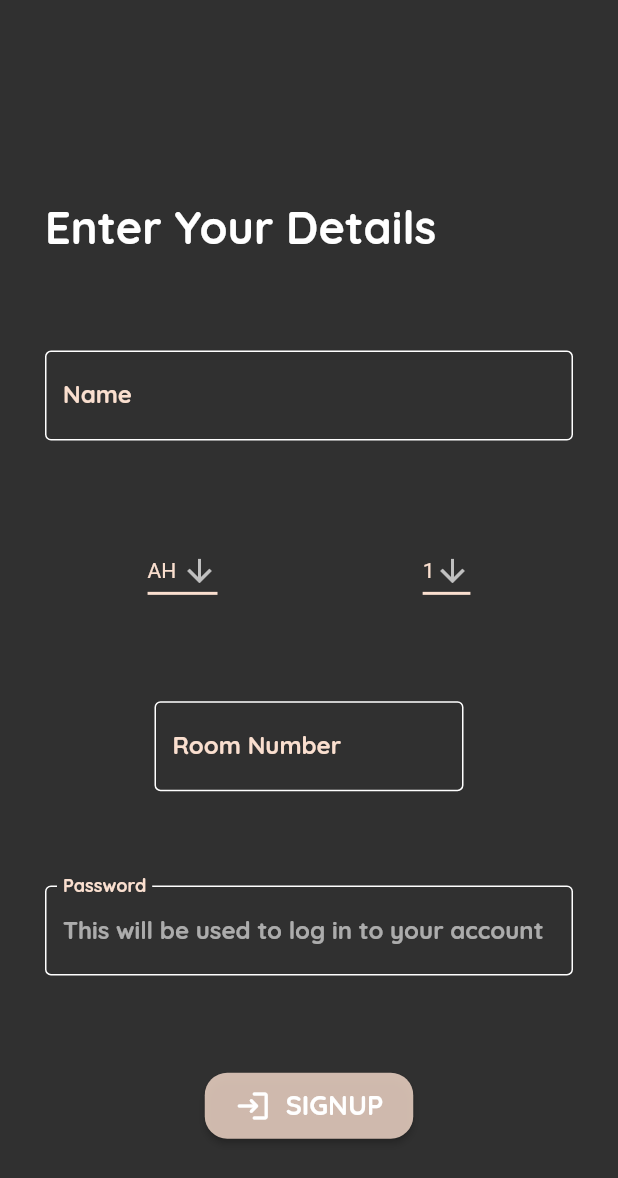
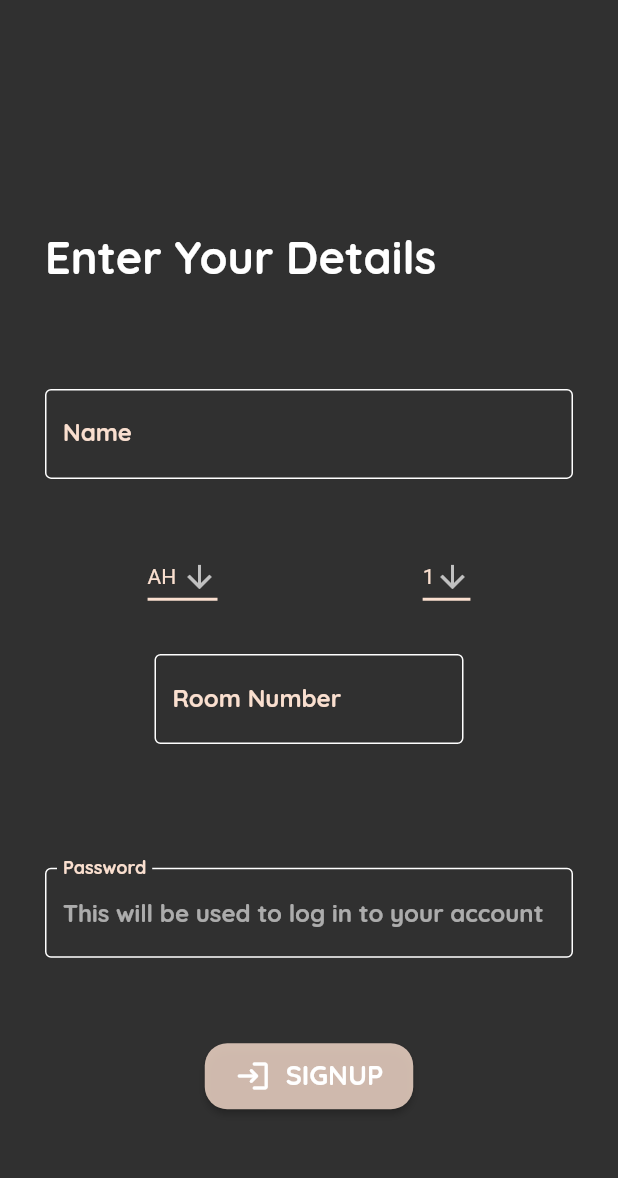
Before and after one commit to Maverick-Wolf/bfg, a Flutter app: the Details screen opened directly, on a phone screen of 412 x 824 dp. Shown: the top 1178 px of the screen. Run offline on Flutter 3.47's test engine with Material 2 defaults, Android fonts, the phone set to English and light mode, and no system bars.

Commit message:
added user fixed spacings of details page

```diff
--- a/lib/main.dart
+++ b/lib/main.dart
@@ -25,7 +25,7 @@ void main() {
         ),
         debugShowCheckedModeBanner: false,
         routes: {
-          '/': (context) => const UserMenu(),
+          '/': (context) => const Details(),
           '/details': (context) => const LoginPage(),
           '/signUp': (context) => const SignUp(),
         },
--- a/lib/screens/login/enter_details.dart
+++ b/lib/screens/login/enter_details.dart
@@ -8,10 +8,10 @@ class Details extends StatefulWidget {
   @override
   _DetailsState createState() => _DetailsState();
 }
+
 OurTheme _theme = OurTheme();
 
 class _DetailsState extends State<Details> {
-
   String hostelDropdown1 = "AH ";
   String hostelDropdown2 = "1";
 
@@ -30,14 +30,24 @@ class _DetailsState extends State<Details> {
                   mainAxisAlignment: MainAxisAlignment.spaceEvenly,
                   crossAxisAlignment: CrossAxisAlignment.start,
                   children: [
+                    const Spacer(
+                      flex: 6,
+                    ),
                     _buildRichText(),
+                    const Spacer(
+                      flex: 5,
+                    ),
                     TextFormField(
                       decoration: InputDecoration(
-                          border: OutlineInputBorder(),
+                        border: const OutlineInputBorder(),
                         labelText: "Name",
                         labelStyle: TextStyle(color: _theme.secondaryColor),
-                          enabledBorder: OutlineInputBorder(borderSide: BorderSide(color: _theme.tertiaryColor)),
-                          focusedBorder: OutlineInputBorder(borderSide: BorderSide(color: _theme.secondaryColor, width: 1.3)),
+                        enabledBorder: OutlineInputBorder(
+                            borderSide:
+                                BorderSide(color: _theme.tertiaryColor)),
+                        focusedBorder: OutlineInputBorder(
+                            borderSide: BorderSide(
+                                color: _theme.secondaryColor, width: 1.3)),
                       ),
                       cursorColor: _theme.secondaryColor,
                       style: TextStyle(
@@ -46,22 +56,9 @@ class _DetailsState extends State<Details> {
                       ),
                       keyboardType: TextInputType.name,
                     ),
-                      // _buildSizedBox(30),
-                      // TextFormField(
-                      //   decoration: InputDecoration(
-                      //     border: OutlineInputBorder(),
-                      //     labelText: "Whatsapp Number",
-                      //     labelStyle: TextStyle(color: _theme.secondaryColor),
-                      //     enabledBorder: OutlineInputBorder(borderSide: BorderSide(color: _theme.tertiaryColor)),
-                      //     focusedBorder: OutlineInputBorder(borderSide: BorderSide(color: _theme.secondaryColor, width: 1.3)),
-                      //   ),
-                      //   cursorColor: _theme.secondaryColor,
-                      //   style: TextStyle(
-                      //     fontFamily: _theme.font,
-                      //     fontWeight: FontWeight.bold,
-                      //   ),
-                      //   keyboardType: TextInputType.number,
-                      // ),
+                    const Spacer(
+                      flex: 3,
+                    ),
                     Row(
                       mainAxisAlignment: MainAxisAlignment.spaceAround,
                       children: [
@@ -103,8 +100,17 @@ class _DetailsState extends State<Details> {
                               hostelDropdown2 = newValue!;
                             });
                           },
-                            items: <String>['1', '2', '3', '4', '5', '6', '7', '8', '9']
-                                .map<DropdownMenuItem<String>>((String value) {
+                          items: <String>[
+                            '1',
+                            '2',
+                            '3',
+                            '4',
+                            '5',
+                            '6',
+                            '7',
+                            '8',
+                            '9'
+                          ].map<DropdownMenuItem<String>>((String value) {
                             return DropdownMenuItem<String>(
                               value: value,
                               child: Text(value),
@@ -113,16 +119,23 @@ class _DetailsState extends State<Details> {
                         ),
                       ],
                     ),
+                    const Spacer(
+                      flex: 2,
+                    ),
                     Center(
                       child: Container(
-                          width: MediaQuery.of(context).size.width/2,
+                        width: MediaQuery.of(context).size.width / 2,
                         child: TextFormField(
                           decoration: InputDecoration(
-                              border: OutlineInputBorder(),
+                            border: const OutlineInputBorder(),
                             labelText: "Room Number",
                             labelStyle: TextStyle(color: _theme.secondaryColor),
-                              enabledBorder: OutlineInputBorder(borderSide: BorderSide(color: _theme.tertiaryColor)),
-                              focusedBorder: OutlineInputBorder(borderSide: BorderSide(color: _theme.secondaryColor, width: 1.3)),
+                            enabledBorder: OutlineInputBorder(
+                                borderSide:
+                                    BorderSide(color: _theme.tertiaryColor)),
+                            focusedBorder: OutlineInputBorder(
+                                borderSide: BorderSide(
+                                    color: _theme.secondaryColor, width: 1.3)),
                           ),
                           cursorColor: _theme.secondaryColor,
                           style: TextStyle(
@@ -133,15 +146,22 @@ class _DetailsState extends State<Details> {
                         ),
                       ),
                     ),
+                    const Spacer(
+                      flex: 6,
+                    ),
                     TextFormField(
                       decoration: InputDecoration(
-                          border: OutlineInputBorder(),
+                        border: const OutlineInputBorder(),
                         labelText: "Password",
                         hintText: "This will be used to log in to your account",
                         floatingLabelBehavior: FloatingLabelBehavior.always,
                         labelStyle: TextStyle(color: _theme.secondaryColor),
-                          enabledBorder: OutlineInputBorder(borderSide: BorderSide(color: _theme.tertiaryColor)),
-                          focusedBorder: OutlineInputBorder(borderSide: BorderSide(color: _theme.secondaryColor, width: 1.3)),
+                        enabledBorder: OutlineInputBorder(
+                            borderSide:
+                                BorderSide(color: _theme.tertiaryColor)),
+                        focusedBorder: OutlineInputBorder(
+                            borderSide: BorderSide(
+                                color: _theme.secondaryColor, width: 1.3)),
                       ),
                       cursorColor: _theme.secondaryColor,
                       style: TextStyle(
@@ -150,7 +170,13 @@ class _DetailsState extends State<Details> {
                       ),
                       keyboardType: TextInputType.visiblePassword,
                     ),
+                    const Spacer(
+                      flex: 4,
+                    ),
                     _buildSignUpButton(),
+                    const Spacer(
+                      flex: 6,
+                    ),
                   ],
                 ),
               ),
@@ -159,7 +185,6 @@ class _DetailsState extends State<Details> {
         ),
       ),
     );
-
   }
 
   Widget _buildRichText() {
@@ -170,8 +195,7 @@ class _DetailsState extends State<Details> {
             color: _theme.tertiaryColor,
             fontSize: 30.0,
             fontFamily: _theme.font,
-            fontWeight: FontWeight.w800
-        ),
+            fontWeight: FontWeight.w800),
       ),
     );
   }
@@ -179,27 +203,27 @@ class _DetailsState extends State<Details> {
   Widget _buildSignUpButton() {
     return Center(
       child: ElevatedButton(
-        onPressed: (){
+        onPressed: () {
           Navigator.pushReplacementNamed(context, '/');
         },
         style: ElevatedButton.styleFrom(
             primary: _theme.secondaryColor.withOpacity(0.8),
-            padding: EdgeInsets.symmetric(horizontal: 20, vertical: 10),
+            padding: const EdgeInsets.symmetric(horizontal: 20, vertical: 10),
             shape: RoundedRectangleBorder(
               borderRadius: BorderRadius.circular(15),
-            )
-        ),
+            )),
         child: Wrap(
           children: [
-            Icon(Icons.login_rounded),
-            SizedBox(width: 10.0,),
+            const Icon(Icons.login_rounded),
+            const SizedBox(
+              width: 10.0,
+            ),
             Text(
               "SIGNUP",
               style: TextStyle(
                   fontSize: 18.0,
                   fontFamily: _theme.font,
-                  fontWeight: FontWeight.bold
-              ),
+                  fontWeight: FontWeight.bold),
             )
           ],
         ),
@@ -207,10 +231,10 @@ class _DetailsState extends State<Details> {
     );
   }
 
-  Widget _buildSizedBox(double height) {
-    return SizedBox(
-      height: height,
-    );
-  }
+  // Widget _buildSizedBox(double height) {
+  //   return SizedBox(
+  //     height: height,
+  //   );
+  // }
 
 }
```
Lines whose indentation alone changed are shown as unchanged.
